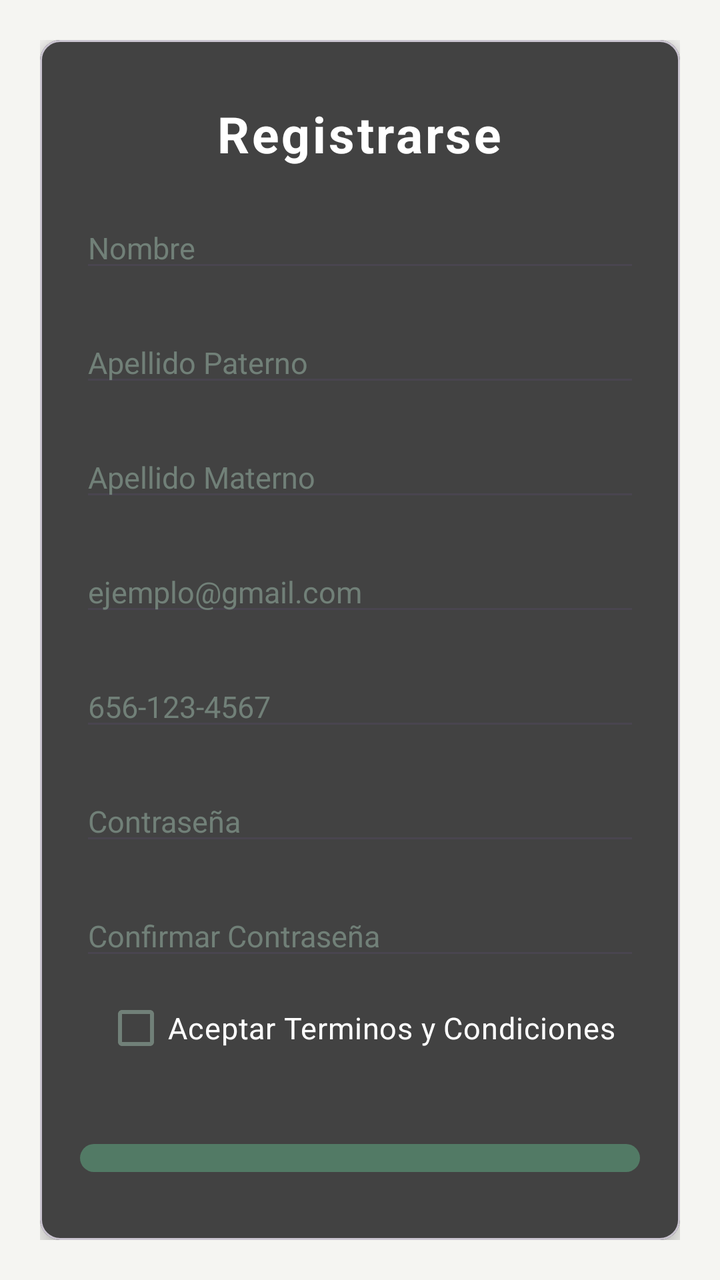
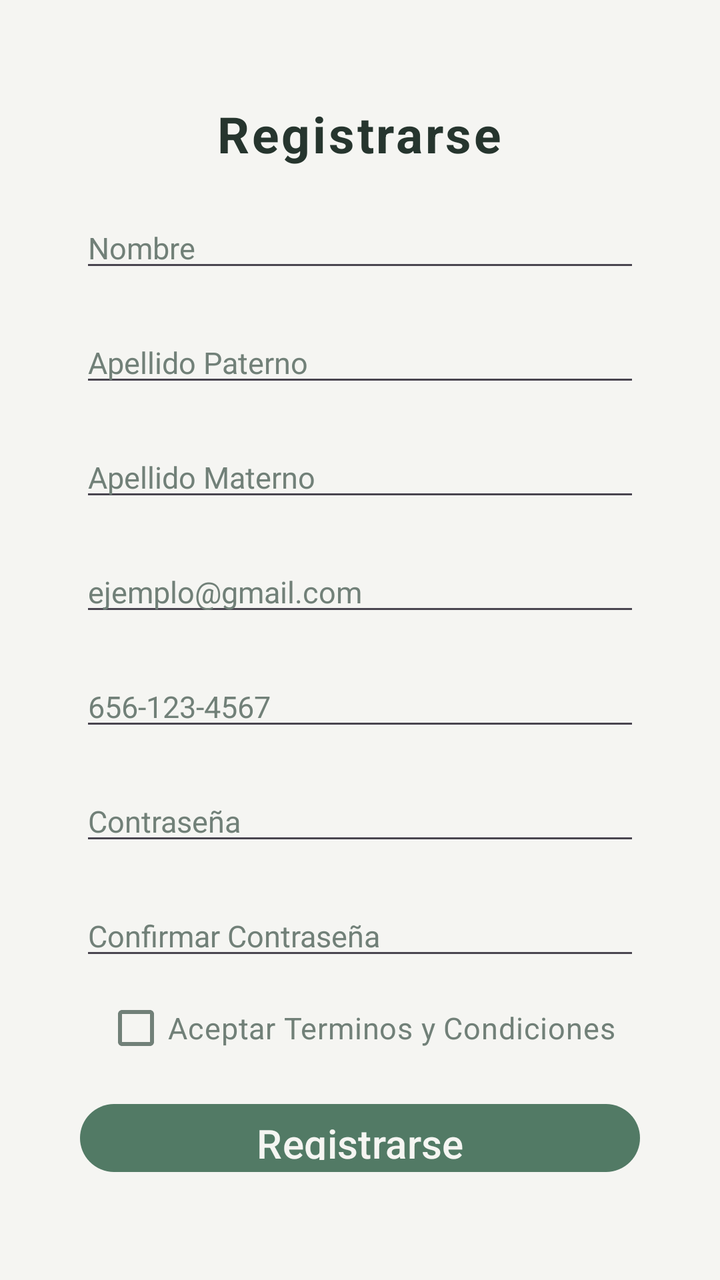

An Android layout rendered at two revisions. The XML below is the earlier revision; the diff shows what the commit changed to produce the second picture.
<!-- AndroidManifest.xml: application theme Theme.Gamora -->
<!-- res/layout/activity_register_screen.xml -->
<?xml version="1.0" encoding="utf-8"?>
<LinearLayout xmlns:android="http://schemas.android.com/apk/res/android"
    xmlns:app="http://schemas.android.com/apk/res-auto"
    xmlns:tools="http://schemas.android.com/tools"
    android:id="@+id/main"
    android:layout_width="match_parent"
    android:layout_height="match_parent"
    tools:context=".feature.auth.register.RegisterScreen"
    android:gravity="center_horizontal"
    android:orientation="vertical"
    android:padding="20dp">

    <com.google.android.material.card.MaterialCardView
        android:layout_width="match_parent"
        android:layout_height="match_parent"
        app:cardBackgroundColor="@color/cardview_dark_background"
        app:cardCornerRadius="10dp"
        app:cardElevation="8dp">

        <LinearLayout
            android:layout_width="match_parent"
            android:layout_height="wrap_content"
            android:orientation="vertical"
            android:gravity="center"
            android:padding="20dp">

            <TextView
                android:layout_marginTop="20dp"
                android:layout_width="wrap_content"
                android:layout_height="wrap_content"
                android:text="Registrarse"
                android:textSize="25sp"
                android:textStyle="bold"
                android:letterSpacing="0.05"
                android:textColor="@color/white"
                />

            <EditText
                android:textColorHint="@color/gamora_text_secondary"
                android:layout_marginTop="20sp"
                android:id="@+id/edtNombre"
                android:layout_width="match_parent"
                android:layout_height="wrap_content"
                android:hint="Nombre"
                android:textSize="15sp"
                android:inputType="textPersonName"
                />

            <EditText
                android:textColorHint="@color/gamora_text_secondary"
                android:layout_marginTop="20sp"
                android:id="@+id/edtApPat"
                android:layout_width="match_parent"
                android:layout_height="wrap_content"
                android:hint="Apellido Paterno"
                android:textSize="15sp"
                android:inputType="textPersonName"
                />

            <EditText
                android:textColorHint="@color/gamora_text_secondary"
                android:layout_marginTop="20sp"
                android:id="@+id/edtApMat"
                android:layout_width="match_parent"
                android:layout_height="wrap_content"
                android:hint="Apellido Materno"
                android:textSize="15sp"
                android:inputType="textPersonName"
                />

            <EditText
                android:textColorHint="@color/gamora_text_secondary"
                android:layout_marginTop="20sp"
                android:id="@+id/edtCorreo"
                android:layout_width="match_parent"
                android:layout_height="wrap_content"
                android:hint="ejemplo@gmail.com"
                android:textSize="15sp"
                android:inputType="textEmailAddress"
                />

            <EditText
                android:textColorHint="@color/gamora_text_secondary"
                android:layout_marginTop="20sp"
                android:id="@+id/edtTelefono"
                android:layout_width="match_parent"
                android:layout_height="wrap_content"
                android:textSize="15sp"
                android:hint="656-123-4567"
                android:inputType="phone"
                />

            <EditText
                android:textColorHint="@color/gamora_text_secondary"
                android:layout_marginTop="20sp"
                android:id="@+id/edtPassword"
                android:layout_width="match_parent"
                android:layout_height="wrap_content"
                android:textSize="15sp"
                android:hint="Contraseña"
                android:inputType="textPassword"
                />

            <EditText
                android:textColorHint="@color/gamora_text_secondary"
                android:layout_marginTop="20sp"
                android:id="@+id/edtConfPassword"
                android:layout_width="match_parent"
                android:layout_height="wrap_content"
                android:textSize="15sp"
                android:hint="Confirmar Contraseña"
                android:inputType="textPassword"


                />

            <CheckBox
                android:layout_marginTop="5dp"
                android:layout_width="wrap_content"
                android:layout_height="wrap_content"
                android:text="Aceptar Terminos y Condiciones"
                android:id="@+id/cbTerminos"
                android:textSize="15sp"
                android:textColor="@color/white"
                android:clickable="true"
                />


            <Button
                android:layout_width="match_parent"
                android:layout_height="wrap_content"
                android:text="Registrarse"
                android:layout_marginTop="30dp"
                android:id="@+id/btnRegistrarse"
                android:textSize="20sp"
                />

            <TextView
                android:layout_width="wrap_content"
                android:layout_height="wrap_content"
                android:textSize="15sp"
                android:id="@+id/txtRegistrarse"
                android:text="Ya tienes una cuenta? Inicia Sesion Aqui"
                android:layout_marginTop="20sp"
                android:clickable="true"
                android:textColor="#A7B4C2"
                />

        </LinearLayout>

    </com.google.android.material.card.MaterialCardView>

</LinearLayout>
<!-- resources referenced by this layout -->
<resources>
  <color name="gamora_text_secondary">#718078</color>
  <color name="white">#FFFFFF</color>
  <style name="Theme.Gamora" parent="Theme.Material3.DayNight.NoActionBar">
  
          <item name="colorPrimary">@color/gamora_accent</item>
          <item name="colorOnPrimary">@color/gamora_background</item>
  
          <item name="colorSecondary">@color/gamora_accent</item>
          <item name="colorOnSecondary">@color/gamora_background</item>
  
          <item name="colorSurface">@color/gamora_surface</item>
          <item name="colorOnSurface">@color/gamora_text_primary</item>
  
          <item name="colorSurfaceVariant">@color/gamora_accent_light</item>
          <item name="colorOnSurfaceVariant">@color/gamora_text_secondary</item>
  
          <item name="colorOutline">@color/gamora_border</item>
          <item name="colorError">@color/gamora_expense</item>
  
          <item name="android:colorBackground">@color/gamora_background</item>
          <item name="android:windowBackground">@color/gamora_background</item>
  
          <item name="android:statusBarColor">@color/gamora_background</item>
          <item name="android:navigationBarColor">@color/gamora_background</item>
  
          <item name="android:windowLightStatusBar">true</item>
  
      </style>
  <color name="gamora_accent">#527A65</color>
  <color name="gamora_background">#F5F5F2</color>
  <color name="gamora_surface">#FFFFFF</color>
  <color name="gamora_text_primary">#26352E</color>
  <color name="gamora_accent_light">#E4EBE5</color>
  <color name="gamora_border">#E8ECE8</color>
  <color name="gamora_expense">#C65D57</color>
</resources>

<!-- the commit's change to res/layout/activity_register_screen.xml (unified diff, before → after) -->
@@ -10,144 +10,134 @@
     android:orientation="vertical"
     android:padding="20dp">
 
-    <com.google.android.material.card.MaterialCardView
+    <LinearLayout
         android:layout_width="match_parent"
-        android:layout_height="match_parent"
-        app:cardBackgroundColor="@color/cardview_dark_background"
-        app:cardCornerRadius="10dp"
-        app:cardElevation="8dp">
+        android:layout_height="wrap_content"
+        android:orientation="vertical"
+        android:gravity="center"
+        android:padding="20dp">
 
-        <LinearLayout
+        <TextView
+            android:layout_marginTop="20dp"
+            android:layout_width="wrap_content"
+            android:layout_height="wrap_content"
+            android:text="Registrarse"
+            android:textSize="25sp"
+            android:textStyle="bold"
+            android:letterSpacing="0.05"
+            android:textColor="@color/gamora_text_primary"
+            />
+
+        <EditText
+            android:textColorHint="@color/gamora_text_secondary"
+            android:layout_marginTop="20sp"
+            android:id="@+id/edtNombre"
             android:layout_width="match_parent"
             android:layout_height="wrap_content"
-            android:orientation="vertical"
-            android:gravity="center"
-            android:padding="20dp">
+            android:hint="Nombre"
+            android:textSize="15sp"
+            android:inputType="textPersonName"
+            />
 
-            <TextView
-                android:layout_marginTop="20dp"
-                android:layout_width="wrap_content"
-                android:layout_height="wrap_content"
-                android:text="Registrarse"
-                android:textSize="25sp"
-                android:textStyle="bold"
-                android:letterSpacing="0.05"
-                android:textColor="@color/white"
-                />
+        <EditText
+            android:textColorHint="@color/gamora_text_secondary"
+            android:layout_marginTop="20sp"
+            android:id="@+id/edtApPat"
+            android:layout_width="match_parent"
+            android:layout_height="wrap_content"
+            android:hint="Apellido Paterno"
+            android:textSize="15sp"
+            android:inputType="textPersonName"
+            />
 
-            <EditText
-                android:textColorHint="@color/gamora_text_secondary"
-                android:layout_marginTop="20sp"
-                android:id="@+id/edtNombre"
-                android:layout_width="match_parent"
-                android:layout_height="wrap_content"
-                android:hint="Nombre"
-                android:textSize="15sp"
-                android:inputType="textPersonName"
-                />
+        <EditText
+            android:textColorHint="@color/gamora_text_secondary"
+            android:layout_marginTop="20sp"
+            android:id="@+id/edtApMat"
+            android:layout_width="match_parent"
+            android:layout_height="wrap_content"
+            android:hint="Apellido Materno"
+            android:textSize="15sp"
+            android:inputType="textPersonName"
+            />
 
-            <EditText
-                android:textColorHint="@color/gamora_text_secondary"
-                android:layout_marginTop="20sp"
-                android:id="@+id/edtApPat"
-                android:layout_width="match_parent"
-                android:layout_height="wrap_content"
-                android:hint="Apellido Paterno"
-                android:textSize="15sp"
-                android:inputType="textPersonName"
-                />
+        <EditText
+            android:textColorHint="@color/gamora_text_secondary"
+            android:layout_marginTop="20sp"
+            android:id="@+id/edtCorreo"
+            android:layout_width="match_parent"
+            android:layout_height="wrap_content"
+            android:hint="ejemplo@gmail.com"
+            android:textSize="15sp"
+            android:inputType="textEmailAddress"
+            />
 
-            <EditText
-                android:textColorHint="@color/gamora_text_secondary"
-                android:layout_marginTop="20sp"
-                android:id="@+id/edtApMat"
-                android:layout_width="match_parent"
-                android:layout_height="wrap_content"
-                android:hint="Apellido Materno"
-                android:textSize="15sp"
-                android:inputType="textPersonName"
-                />
+        <EditText
+            android:textColorHint="@color/gamora_text_secondary"
+            android:layout_marginTop="20sp"
+            android:id="@+id/edtTelefono"
+            android:layout_width="match_parent"
+            android:layout_height="wrap_content"
+            android:textSize="15sp"
+            android:hint="656-123-4567"
+            android:inputType="phone"
+            />
 
-            <EditText
-                android:textColorHint="@color/gamora_text_secondary"
-                android:layout_marginTop="20sp"
-                android:id="@+id/edtCorreo"
-                android:layout_width="match_parent"
-                android:layout_height="wrap_content"
-                android:hint="ejemplo@gmail.com"
-                android:textSize="15sp"
-                android:inputType="textEmailAddress"
-                />
+        <EditText
+            android:textColorHint="@color/gamora_text_secondary"
+            android:layout_marginTop="20sp"
+            android:id="@+id/edtPassword"
+            android:layout_width="match_parent"
+            android:layout_height="wrap_content"
+            android:textSize="15sp"
+            android:hint="Contraseña"
+            android:inputType="textPassword"
+            />
 
-            <EditText
-                android:textColorHint="@color/gamora_text_secondary"
-                android:layout_marginTop="20sp"
-                android:id="@+id/edtTelefono"
-                android:layout_width="match_parent"
-                android:layout_height="wrap_content"
-                android:textSize="15sp"
-                android:hint="656-123-4567"
-                android:inputType="phone"
-                />
+        <EditText
+            android:textColorHint="@color/gamora_text_secondary"
+            android:layout_marginTop="20sp"
+            android:id="@+id/edtConfPassword"
+            android:layout_width="match_parent"
+            android:layout_height="wrap_content"
+            android:textSize="15sp"
+            android:hint="Confirmar Contraseña"
+            android:inputType="textPassword"
+            />
 
-            <EditText
-                android:textColorHint="@color/gamora_text_secondary"
-                android:layout_marginTop="20sp"
-                android:id="@+id/edtPassword"
-                android:layout_width="match_parent"
-                android:layout_height="wrap_content"
-                android:textSize="15sp"
-                android:hint="Contraseña"
-                android:inputType="textPassword"
-                />
-
-            <EditText
-                android:textColorHint="@color/gamora_text_secondary"
-                android:layout_marginTop="20sp"
-                android:id="@+id/edtConfPassword"
-                android:layout_width="match_parent"
-                android:layout_height="wrap_content"
-                android:textSize="15sp"
-                android:hint="Confirmar Contraseña"
-                android:inputType="textPassword"
+        <CheckBox
+            android:layout_marginTop="5dp"
+            android:layout_width="wrap_content"
+            android:layout_height="wrap_content"
+            android:text="Aceptar Terminos y Condiciones"
+            android:id="@+id/cbTerminos"
+            android:textSize="15sp"
+            android:textColor="@color/gamora_text_secondary"
+            android:clickable="true"
+            />
 
 
-                />
+        <Button
+            android:layout_width="match_parent"
+            android:layout_height="wrap_content"
+            android:text="Registrarse"
+            android:layout_marginTop="10dp"
+            android:id="@+id/btnRegistrarse"
+            android:textSize="20sp"
+            />
 
-            <CheckBox
-                android:layout_marginTop="5dp"
-                android:layout_width="wrap_content"
-                android:layout_height="wrap_content"
-                android:text="Aceptar Terminos y Condiciones"
-                android:id="@+id/cbTerminos"
-                android:textSize="15sp"
-                android:textColor="@color/white"
-                android:clickable="true"
-                />
+        <TextView
+            android:layout_width="wrap_content"
+            android:layout_height="wrap_content"
+            android:textSize="15sp"
+            android:id="@+id/txtRegistrarse"
+            android:text="Ya tienes una cuenta? Inicia Sesion Aqui"
+            android:layout_marginTop="20sp"
+            android:clickable="true"
+            android:textColor="@color/gamora_text_secondary"
+            />
+
+    </LinearLayout>
 
 
-            <Button
-                android:layout_width="match_parent"
-                android:layout_height="wrap_content"
-                android:text="Registrarse"
-                android:layout_marginTop="30dp"
-                android:id="@+id/btnRegistrarse"
-                android:textSize="20sp"
-                />
-
-            <TextView
-                android:layout_width="wrap_content"
-                android:layout_height="wrap_content"
-                android:textSize="15sp"
-                android:id="@+id/txtRegistrarse"
-                android:text="Ya tienes una cuenta? Inicia Sesion Aqui"
-                android:layout_marginTop="20sp"
-                android:clickable="true"
-                android:textColor="#A7B4C2"
-                />
-
-        </LinearLayout>
-
-    </com.google.android.material.card.MaterialCardView>
-
 </LinearLayout>
<!-- resource entries referenced after the edit -->
@@ -1,7 +1,6 @@
 <!-- resources referenced by this layout -->
 <resources>
   <color name="gamora_text_secondary">#718078</color>
-  <color name="white">#FFFFFF</color>
   <style name="Theme.Gamora" parent="Theme.Material3.DayNight.NoActionBar">
   
           <item name="colorPrimary">@color/gamora_accent</item>
